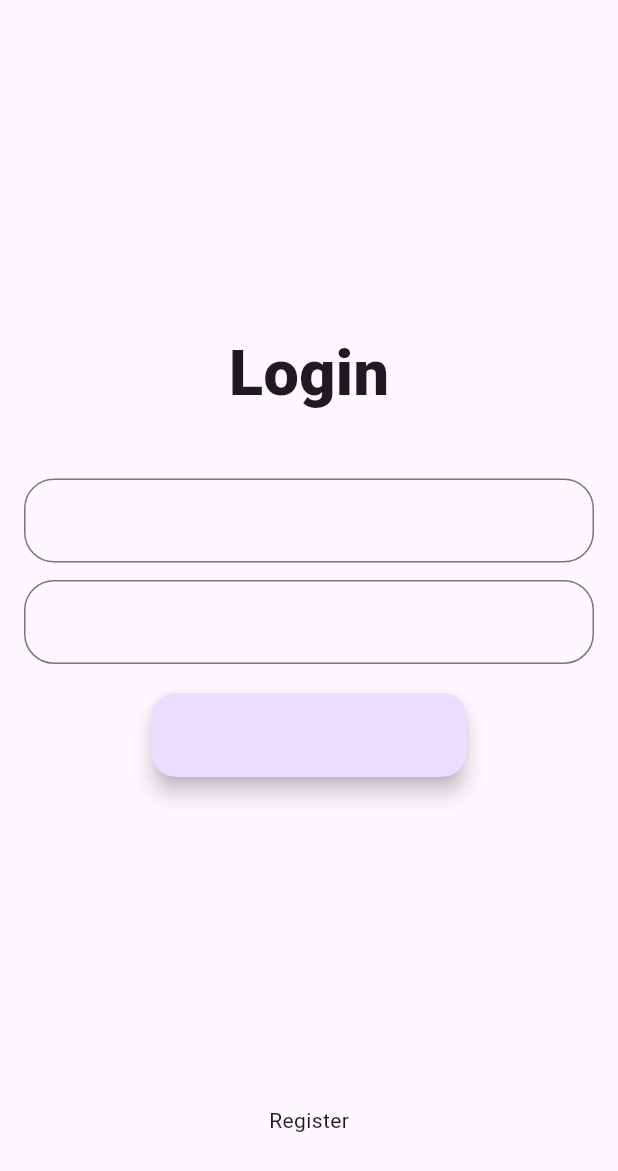
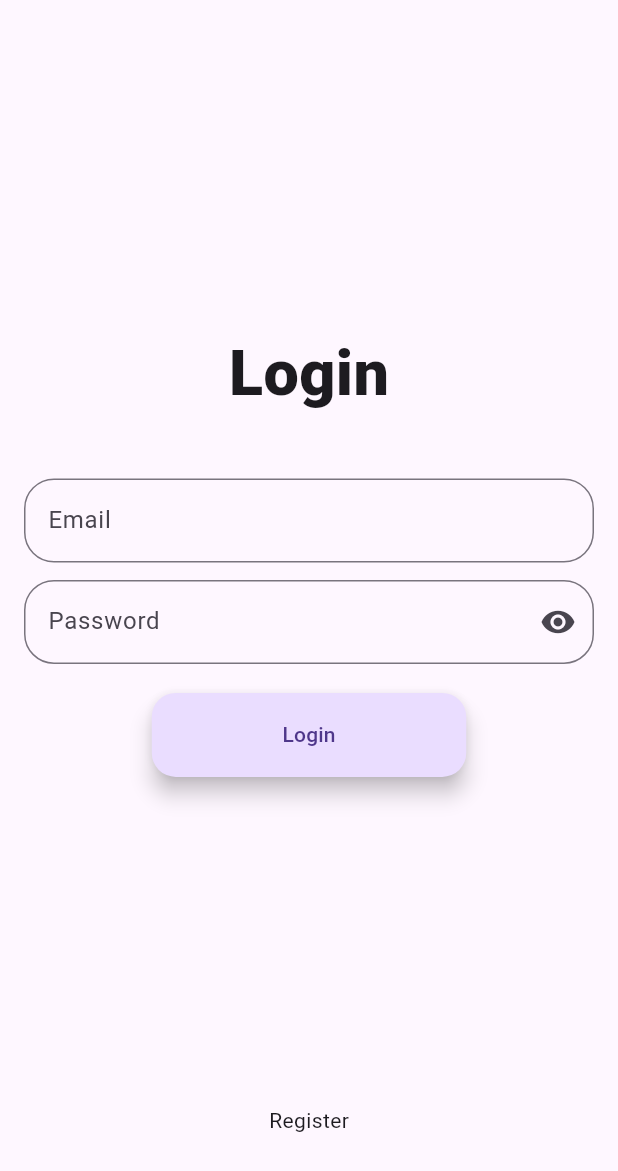
Before and after one commit to 14cvd/Task, a Flutter app: the screen it shows after launch, on a phone screen of 412 x 824 dp. Shown: the top 1171 px of the screen. Run offline on Flutter 3.47's test engine with Material 3 defaults, Android fonts, the phone set to English and light mode, and no system bars; our stand-ins replace flutter_screenutil, hive, hive_flutter; accounts and stored records are empty.

Commit message:
fix password textfield

```diff
--- a/lib/feature/presentation/app.dart
+++ b/lib/feature/presentation/app.dart
@@ -15,7 +15,7 @@ class App extends StatelessWidget {
       child: MaterialApp(
         theme: AppTheme.appTheme,
         debugShowCheckedModeBanner: false,
-        home:  LoginScreen(),
+        home: const LoginScreen(),
       ),
     );
   }
--- a/lib/feature/presentation/screen/edited/edited.dart
+++ b/lib/feature/presentation/screen/edited/edited.dart
@@ -1,5 +1,7 @@
 import 'package:flutter/material.dart';
 import 'package:flutter_screenutil/flutter_screenutil.dart';
+import 'package:task/feature/presentation/widget/custom_button.dart';
+import 'package:task/feature/presentation/widget/custom_title.dart';
 import 'package:task/feature/presentation/widget/text_field.dart';
 
 class EditedScreen extends StatelessWidget {
@@ -17,9 +19,16 @@ class EditedScreen extends StatelessWidget {
           child: Column(
             mainAxisAlignment: MainAxisAlignment.center,
             children: <Widget>[
+              const CustomTitle(title: "Edited"),
+              SizedBox(height: 40.h),
               CustomTextFormField(hintText: title),
               SizedBox(height: 40.h),
               CustomTextFormField(hintText: body),
+              SizedBox(height: 20.h),
+              CustomButton(
+                onPressed: () {},
+                child: const Text("Edited"),
+              )
             ],
           ),
         ));
--- a/lib/feature/presentation/screen/login/login.dart
+++ b/lib/feature/presentation/screen/login/login.dart
@@ -43,9 +43,15 @@ class _LoginScreenState extends State<LoginScreen> {
                       padding: const EdgeInsets.only(top: 40.0, left: 16, right: 16),
                       child: Column(
                         children: <Widget>[
-                          CustomTextFormField(controller: email),
+                          CustomTextFormField(
+                            controller: email,
+                            hintText: "Email",
+                          ),
                           SizedBox(height: 12.h),
-                          CustomTextFormField(controller: password),
+                          CustomTextFormField.password(
+                            controller: password,
+                            hintText: "Password",
+                          ),
                           SizedBox(height: 20.h),
                           CustomButton(
                             onPressed: () async {
@@ -58,6 +64,7 @@ class _LoginScreenState extends State<LoginScreen> {
                                 debugPrint("erorr");
                               }
                             },
+                            child: const Text("Login"),
                           )
                         ],
                       ),
--- a/lib/feature/presentation/screen/register/register.dart
+++ b/lib/feature/presentation/screen/register/register.dart
@@ -42,12 +42,12 @@ class _RegisterScreenState extends State<RegisterScreen> {
                 hintText: "Write email",
               ),
               SizedBox(height: 20.h),
-              CustomTextFormField(
+              CustomTextFormField.password(
                 controller: password,
                 hintText: "Write password",
               ),
               SizedBox(height: 20.h),
-              const CustomTextFormField(
+              const CustomTextFormField.password(
                 hintText: "Write re-password",
               ),
               SizedBox(height: 40.h),
@@ -60,6 +60,7 @@ class _RegisterScreenState extends State<RegisterScreen> {
                     debugPrint("Error register");
                   }
                 },
+                child: const Text("Register"),
               )
             ],
           ),
--- a/lib/feature/presentation/widget/text_field.dart
+++ b/lib/feature/presentation/widget/text_field.dart
@@ -1,20 +1,37 @@
 import 'package:flutter/material.dart';
 
-class CustomTextFormField extends StatelessWidget {
-  const CustomTextFormField({super.key, this.hintText, this.controller});
+class CustomTextFormField extends StatefulWidget {
+  const CustomTextFormField({super.key, this.hintText, this.controller, this.isVisiblePassword = false});
+  const CustomTextFormField.password({super.key, this.hintText, this.controller, this.isVisiblePassword = true});
   final String? hintText;
   final TextEditingController? controller;
+  final bool isVisiblePassword;
 
+  @override
+  State<CustomTextFormField> createState() => _CustomTextFormFieldState();
+}
+
+class _CustomTextFormFieldState extends State<CustomTextFormField> {
+  bool showPassword = true;
   @override
   Widget build(BuildContext context) {
     return TextFormField(
-      controller: controller,
+      controller: widget.controller,
+      obscureText: widget.isVisiblePassword && showPassword,
       decoration: InputDecoration(
-        hintText: hintText,
-        border: const OutlineInputBorder(
-          borderRadius: BorderRadius.all(Radius.circular(20)),
-        ),
-      ),
+          hintText: widget.hintText,
+          border: const OutlineInputBorder(
+            borderRadius: BorderRadius.all(Radius.circular(20)),
+          ),
+          suffixIcon: widget.isVisiblePassword
+              ? IconButton(
+                  onPressed: () {
+                    setState(() {
+                      showPassword = !showPassword;
+                    });
+                  },
+                  icon: Icon(showPassword ? Icons.visibility : Icons.visibility_off))
+              : const SizedBox.shrink()),
     );
   }
 }
--- a/lib/main.dart
+++ b/lib/main.dart
@@ -19,7 +19,7 @@ Future<void> main() async {
   await Hive.initFlutter();
   Hive.registerAdapter(UserDtoAdapter());
   Hive.registerAdapter(AuthDtoAdapter());
-  await Hive.openBox<UserDto>('taskV1');
+  await Hive.openBox<UserDto>('users');
   await Hive.openBox<Auth>('authV1');
 
   SystemChrome.setPreferredOrientations([
```
